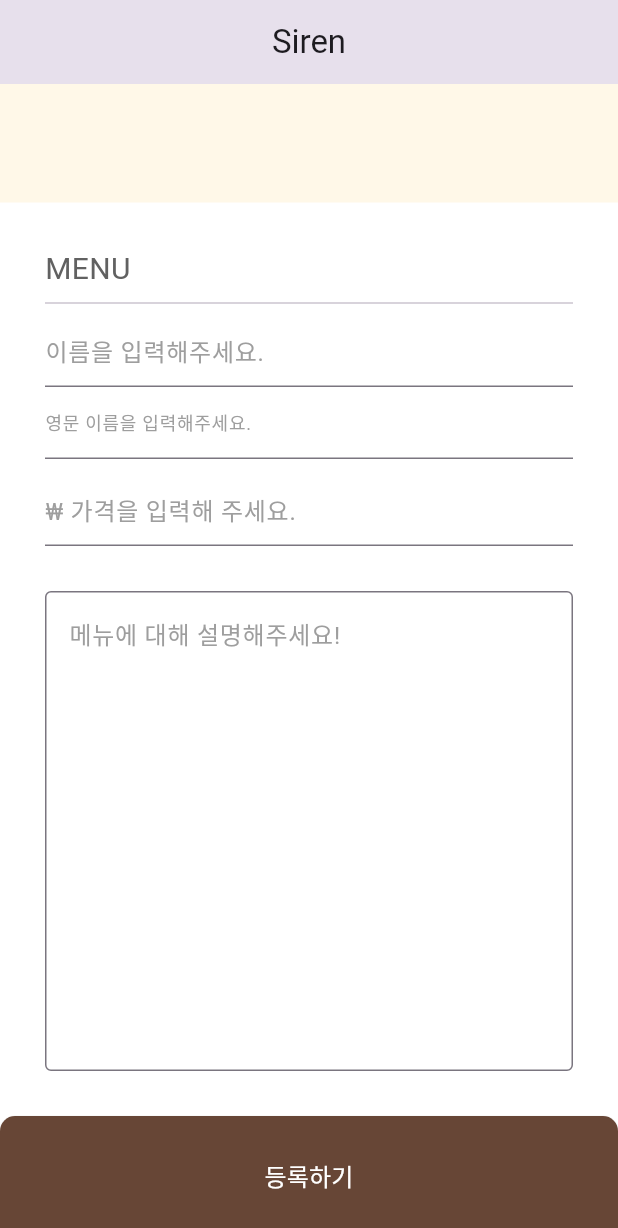
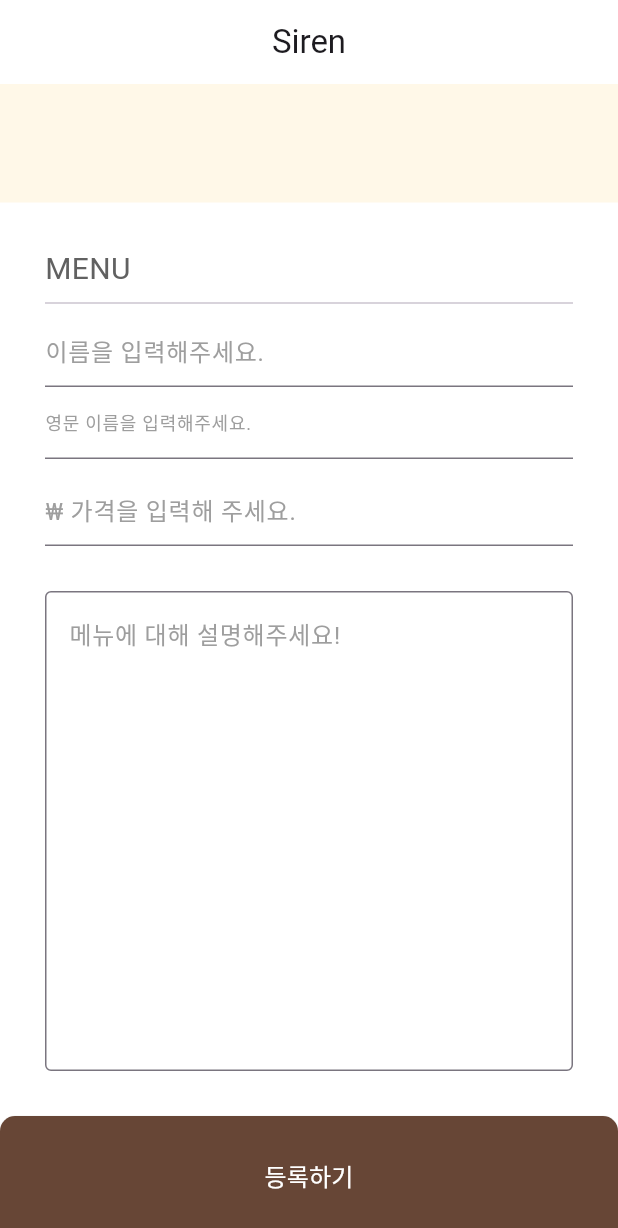
Before and after one commit to Hamiric/SirenOrder_Team4, a Flutter app: the screen it shows after launch, scrolled down 221 dp, on a phone screen of 412 x 824 dp. Shown: the top 1228 px of the screen. Run offline on Flutter 3.47's test engine with Material 3 defaults, Android fonts, the phone set to English and light mode, and no system bars; our stand-ins replace image_picker.

Commit message:
Fix : "item_add_page AppBar 스크롤시 색상변경 이슈 대응"

```diff
--- a/lib/item_add_page/item_add_page.dart
+++ b/lib/item_add_page/item_add_page.dart
@@ -27,6 +27,8 @@ class _ItemAddPageState extends State<ItemAddPage> {
       appBar: AppBar(
         centerTitle: true,
         title: const Text('Siren'),
+        backgroundColor: Colors.transparent,
+        scrolledUnderElevation: 0,
       ),
       body: SafeArea(
         child: GestureDetector(
```
